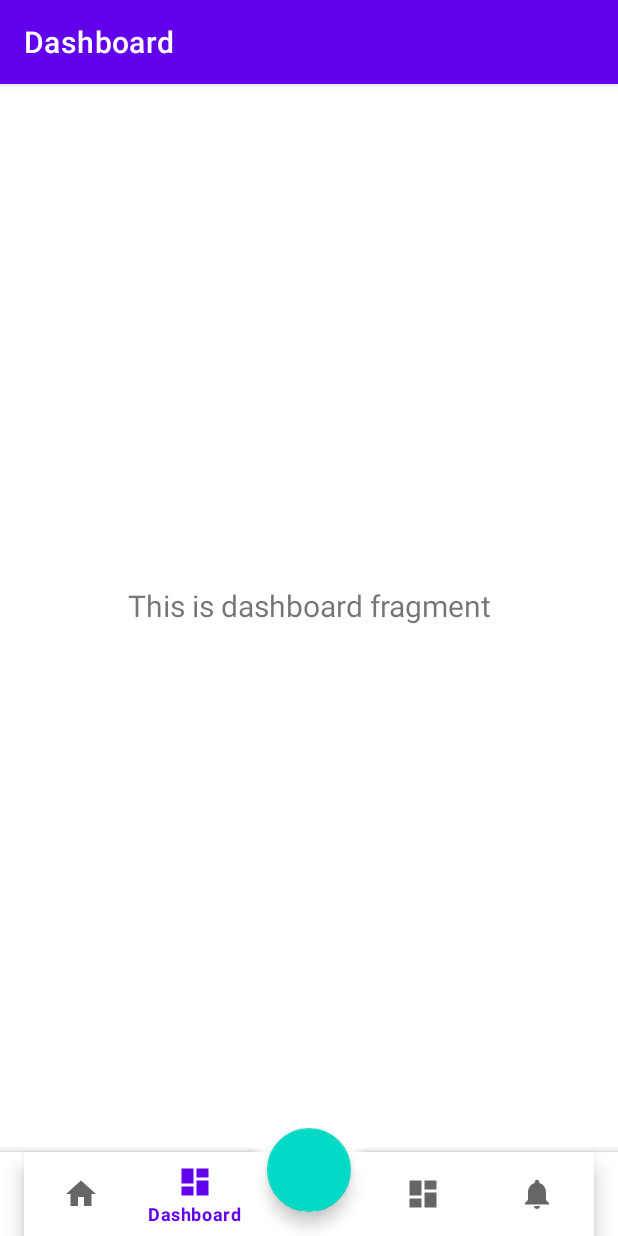
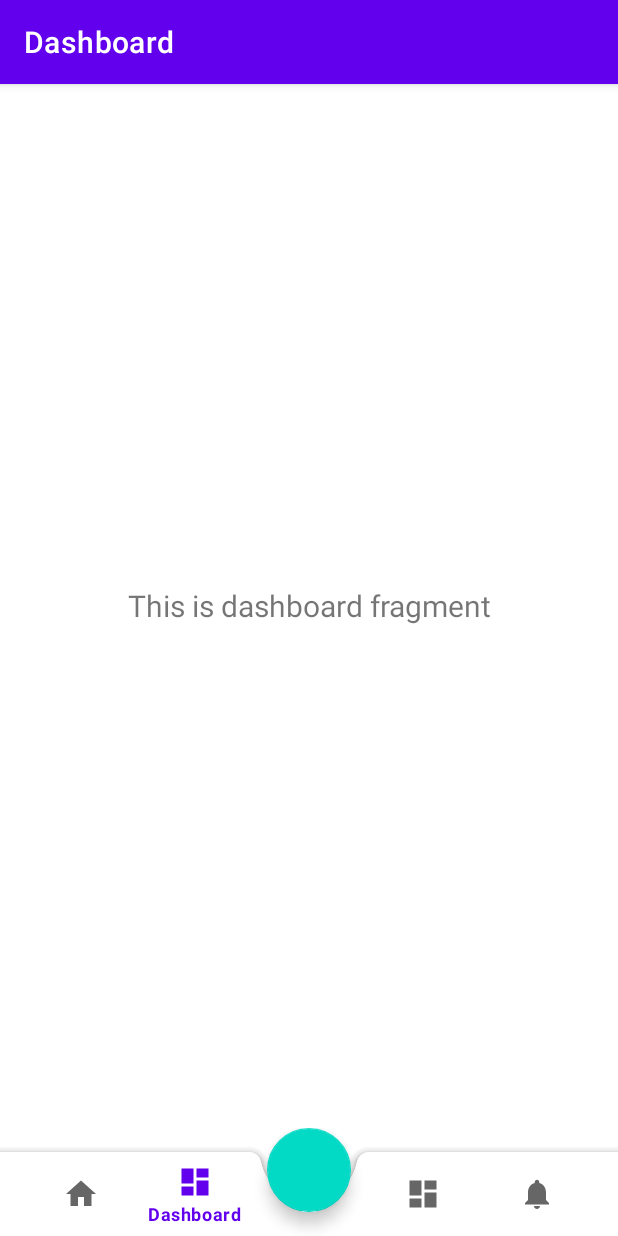
Before and after one commit to yccheok/bottom-navigation-example, an Android app: the screen it shows after launch (MainActivity), item 2 of the bottom bar chosen, on a phone screen of 412 x 824 dp. Run offline under Robolectric (Android 15) with nearby library versions, the phone set to English and light mode, and no system bars; our stand-ins replace navigation-ui.

Commit message:
https://stackoverflow.com/questions/63518075/android-problem-in-transparent-bottom-navigation-inside-the-bottom-app-bar

```diff
--- a/app/src/main/res/layout/activity_main.xml
+++ b/app/src/main/res/layout/activity_main.xml
@@ -34,8 +34,15 @@
             Workaround: android:layout_marginEnd="16dp" is required to balance the mystery
             marginStart.
             -->
+            <!--
+            Workaround: app:elevation="0dp" and app:backgroundTint="@android:color/transparent" is
+            used due to the following reason :-
+            https://stackoverflow.com/questions/63518075/android-problem-in-transparent-bottom-navigation-inside-the-bottom-app-bar
+            -->
             <com.google.android.material.bottomnavigation.BottomNavigationView
                 android:layout_marginEnd="16dp"
+                app:elevation="0dp"
+                app:backgroundTint="@android:color/transparent"
 
                 android:id="@+id/nav_view"
                 android:layout_width="match_parent"
```
